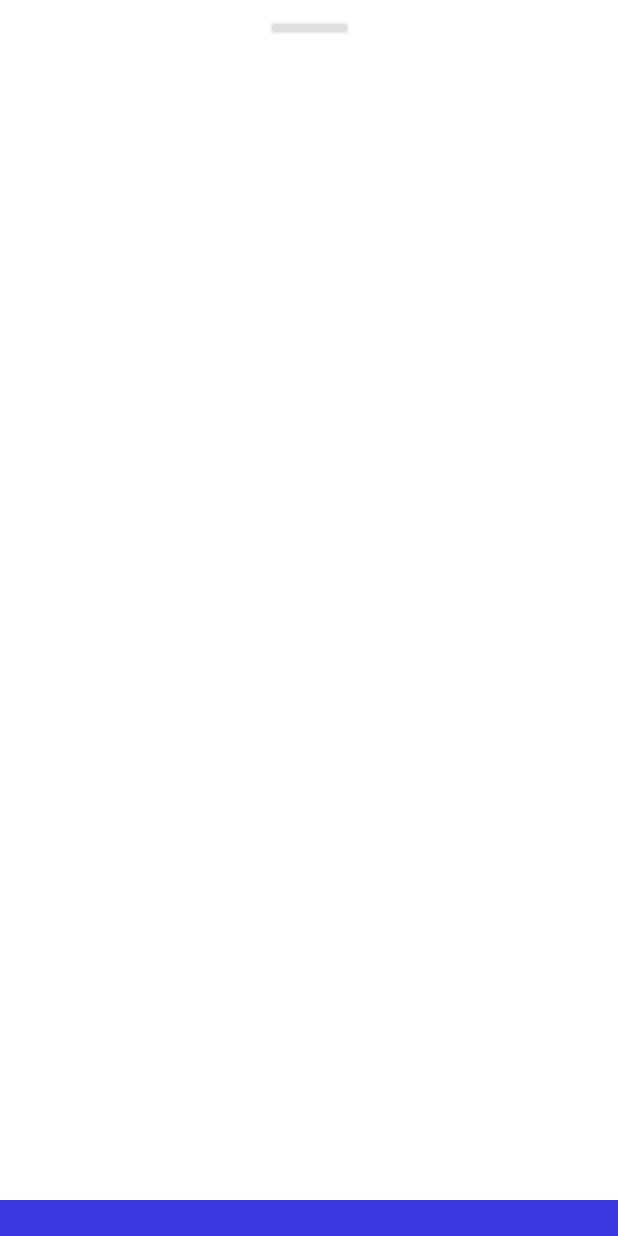
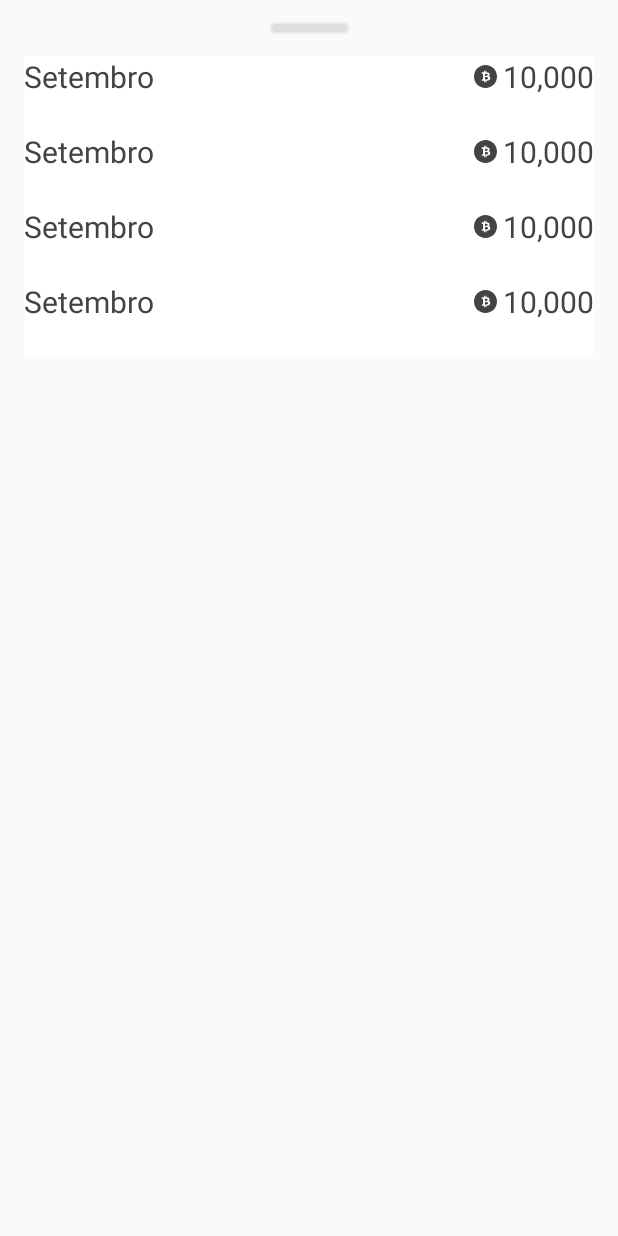
Before and after one commit to igorbag/bitcoin-follow, an Android app: the layout bottom_sheet_list_values_bitcoin.xml on its own in the app's theme, with its tools: preview values and no code run, on a phone screen of 412 x 824 dp. Run offline under Robolectric (Android 15) with nearby library versions, the phone set to English and light mode, and no system bars.

```diff
--- a/app/src/main/AndroidManifest.xml
+++ b/app/src/main/AndroidManifest.xml
@@ -14,7 +14,8 @@
         android:roundIcon="@mipmap/ic_launcher_round"
         android:supportsRtl="true"
         android:theme="@style/AppTheme.NoActionBar">
-        <activity android:name=".ui.bitcoin.MainActivity">
+        <activity android:name=".ui.bitcoin.MainActivity"
+            android:screenOrientation="portrait">
             <intent-filter>
                 <action android:name="android.intent.action.MAIN" />
 
--- /dev/null
+++ b/app/src/main/res/drawable/ic_bitcoin_gray.xml
@@ -0,0 +1,9 @@
+<vector xmlns:android="http://schemas.android.com/apk/res/android"
+    android:width="24dp"
+    android:height="24dp"
+    android:viewportWidth="24"
+    android:viewportHeight="24">
+  <path
+      android:fillColor="#434343"
+      android:pathData="M11.5,11.5v-2.5c1.75,0 2.789,0.25 2.789,1.25 0,1.172 -1.684,1.25 -2.789,1.25zM11.5,12.497v2.503c1.984,0 3.344,-0.188 3.344,-1.258 0,-1.148 -1.469,-1.245 -3.344,-1.245zM24,12c0,6.627 -5.373,12 -12,12s-12,-5.373 -12,-12 5.373,-12 12,-12 12,5.373 12,12zM17,13.592c0,-1.279 -1.039,-1.834 -1.789,-2.025 0.617,-0.223 1.336,-1.138 1.046,-2.228 -0.245,-0.922 -1.099,-1.74 -3.257,-1.813v-1.526h-1v1.5h-0.5v-1.5h-1v1.5h-2.5v1.5h0.817c0.441,0 0.683,0.286 0.683,0.702v4.444c0,0.429 -0.253,0.854 -0.695,0.854h-0.539l-0.25,1.489h2.484v1.511h1v-1.511h0.5v1.511h1v-1.5c2.656,0 4,-1.167 4,-2.908z"/>
+</vector>
--- a/app/src/main/res/layout/bottom_sheet_list_values_bitcoin.xml
+++ b/app/src/main/res/layout/bottom_sheet_list_values_bitcoin.xml
@@ -1,9 +1,10 @@
 <?xml version="1.0" encoding="utf-8"?>
 <androidx.constraintlayout.widget.ConstraintLayout xmlns:android="http://schemas.android.com/apk/res/android"
     xmlns:app="http://schemas.android.com/apk/res-auto"
+    xmlns:tools="http://schemas.android.com/tools"
     android:id="@+id/bottom_sheet"
     android:layout_width="match_parent"
-    android:layout_height="800dp"
+    android:layout_height="match_parent"
     app:behavior_hideable="true"
     app:behavior_peekHeight="300dp"
     app:layout_behavior="android.support.design.widget.BottomSheetBehavior">
@@ -19,28 +20,18 @@
         app:layout_constraintTop_toTopOf="parent" />
 
 
-    <TextView
-        android:id="@+id/textView"
+    <androidx.recyclerview.widget.RecyclerView
+        android:id="@+id/rvBitcoinsValues"
         android:layout_width="0dp"
         android:layout_height="0dp"
-        android:background="@color/colorAccent"
-        android:gravity="center"
-        android:textColor="@android:color/white"
-        app:layout_constraintBottom_toTopOf="@+id/textView2"
-        app:layout_constraintEnd_toEndOf="parent"
-        app:layout_constraintStart_toStartOf="parent"
-        app:layout_constraintTop_toTopOf="parent" />
-
-    <TextView
-        android:id="@+id/textView2"
-        android:layout_width="0dp"
-        android:layout_height="0dp"
-        android:background="@color/colorAccent"
-        android:gravity="center"
-        android:textColor="@android:color/white"
+        android:layout_margin="@dimen/layout_padding"
+        android:orientation="vertical"
+        app:layoutManager="androidx.recyclerview.widget.LinearLayoutManager"
         app:layout_constraintBottom_toBottomOf="parent"
-        app:layout_constraintEnd_toEndOf="parent"
-        app:layout_constraintStart_toStartOf="parent"
-        app:layout_constraintTop_toBottomOf="@+id/textView" />
+        app:layout_constraintLeft_toLeftOf="parent"
+        app:layout_constraintRight_toRightOf="parent"
+        app:layout_constraintTop_toBottomOf="@id/vUp"
+        tools:itemCount="4"
+        tools:listitem="@layout/list_item_bitcoin_value" />
 
 </androidx.constraintlayout.widget.ConstraintLayout>
--- /dev/null
+++ b/app/src/main/res/layout/list_item_bitcoin_value.xml
@@ -0,0 +1,41 @@
+<?xml version="1.0" encoding="utf-8"?>
+<androidx.constraintlayout.widget.ConstraintLayout xmlns:android="http://schemas.android.com/apk/res/android"
+    xmlns:app="http://schemas.android.com/apk/res-auto"
+    android:id="@+id/constraintLayout"
+    android:layout_width="match_parent"
+    android:layout_height="50dp"
+    android:background="@color/colorAccent">
+
+    <TextView
+        android:id="@+id/tvNameOfMonth"
+        android:layout_width="wrap_content"
+        android:layout_height="wrap_content"
+        android:text="@string/month_of_value"
+        android:textColor="@color/textGray"
+        android:textSize="@dimen/text_size_half_medium"
+        app:layout_constraintLeft_toLeftOf="parent"
+        app:layout_constraintTop_toTopOf="parent" />
+
+
+    <androidx.appcompat.widget.AppCompatImageView
+        android:id="@+id/ivBitcoin"
+        android:layout_width="15dp"
+        android:layout_height="15dp"
+        android:layout_marginRight="@dimen/layout_small_padding"
+        android:src="@drawable/ic_bitcoin_gray"
+        app:layout_constraintBottom_toBottomOf="@id/tvBitcoinRateValue"
+        app:layout_constraintRight_toLeftOf="@id/tvBitcoinRateValue"
+        app:layout_constraintTop_toTopOf="parent" />
+
+    <TextView
+        android:id="@+id/tvBitcoinRateValue"
+        android:layout_width="0dp"
+        android:layout_height="wrap_content"
+        android:text="@string/bitcoin_rate_example"
+        android:textColor="@color/textGray"
+        android:textSize="@dimen/text_size_half_medium"
+        app:layout_constraintRight_toRightOf="parent"
+        app:layout_constraintTop_toTopOf="parent" />
+
+
+</androidx.constraintlayout.widget.ConstraintLayout>
--- a/app/src/main/res/values/strings.xml
+++ b/app/src/main/res/values/strings.xml
@@ -3,4 +3,5 @@
 
     <string name="bitcoin_rate">Bitcoin</string>
     <string name="bitcoin_rate_example">10,000</string>
+    <string name="month_of_value">Setembro</string>
 </resources>
--- a/app/src/main/res/values/styles.xml
+++ b/app/src/main/res/values/styles.xml
@@ -12,7 +12,6 @@
         <item name="colorPrimary">@color/colorPrimary</item>
         <item name="colorPrimaryDark">@color/colorPrimaryDark</item>
         <item name="colorAccent">@color/colorAccent</item>
-        <item name="android:background">@color/colorPrimaryDark</item>
         <item name="android:textColor">@color/colorAccent</item>
     </style>
 
```
Also changed, not shown: app/src/main/java/com/example/bitcoinfollow/ui/bitcoin/BitcoinValuesAdapter.kt (added, +47 -0 lines), app/src/main/java/com/example/bitcoinfollow/ui/bitcoin/HomeFragment.kt (+8 -5 lines), app/src/main/res/layout/fragment_home.xml (+4 -4 lines).
